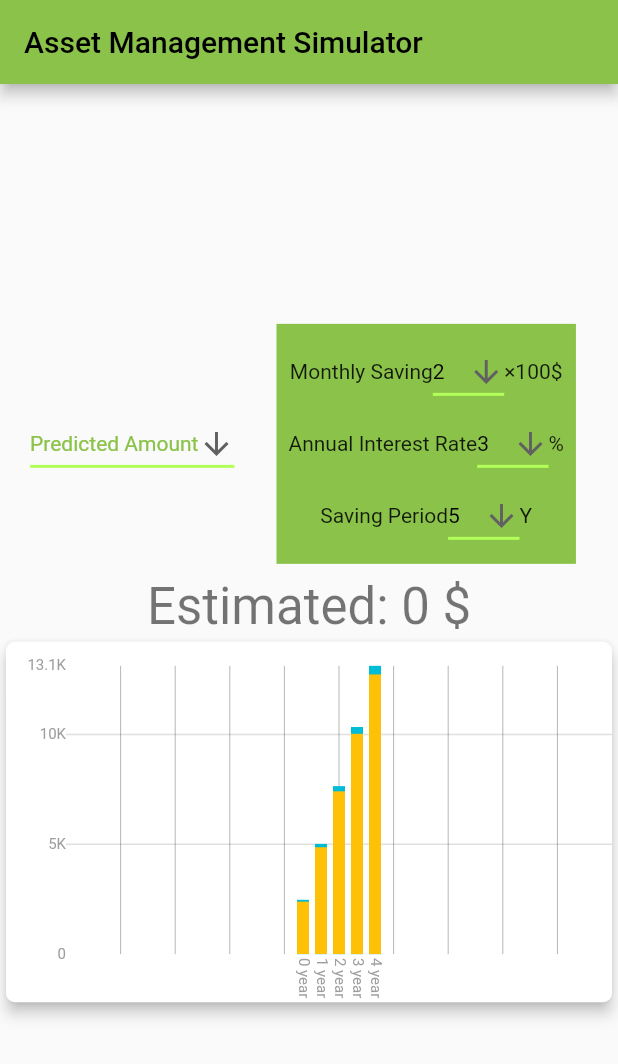
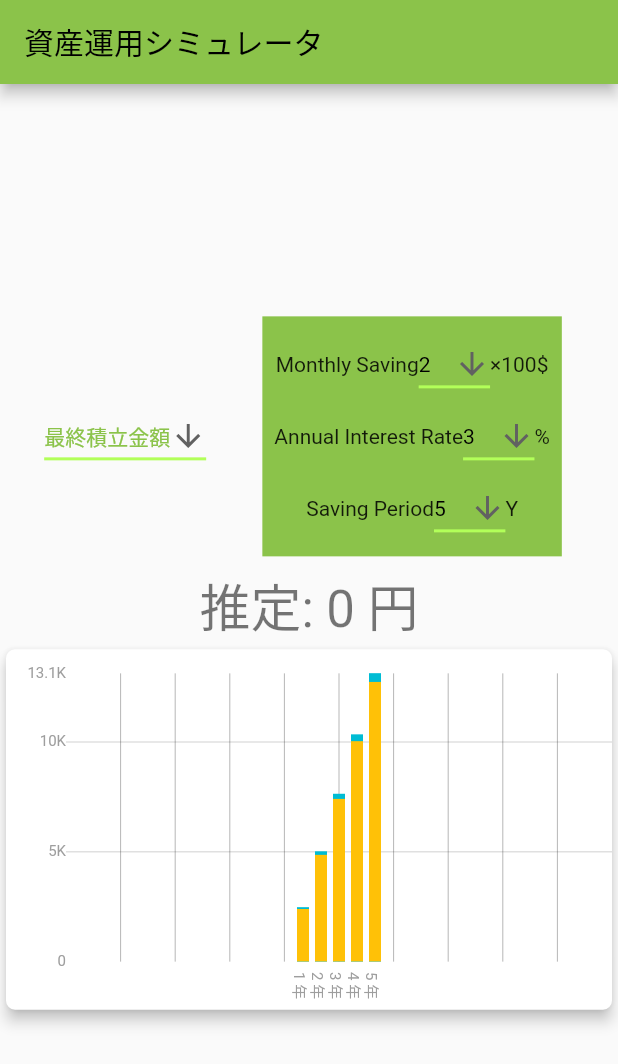
Before and after one commit to naruwo-github/asset-management-simulator, a Flutter app: the screen it shows after launch, on a phone screen of 412 x 824 dp. Shown: the top 1064 px of the screen. Run offline on Flutter 3.47's test engine with Material 2 defaults, Android fonts, the phone set to English and light mode, and no system bars; drawn by our look-alikes of fl_chart, google_mobile_ads; network calls fail.

Commit message:
Localizing into Japanese

```diff
--- a/lib/body/calculateButton/calculate_button.dart
+++ /dev/null
@@ -1,10 +0,0 @@
-import 'package:flutter/material.dart';
-
-class CalculateButton {
-  ElevatedButton getWidget(void Function() _action) {
-    return ElevatedButton(
-      onPressed: _action,
-      child: const Text('Calculate!'),
-    );
-  }
-}
--- a/lib/body/chart/chart.dart
+++ b/lib/body/chart/chart.dart
@@ -1,4 +1,5 @@
 import 'package:asset_management_simulator/body/chart/data.dart';
+import 'package:asset_management_simulator/services/string_manager.dart';
 import 'package:fl_chart/fl_chart.dart';
 import 'package:flutter/material.dart';
 
@@ -26,7 +27,7 @@ class Chart {
               axisTitleData: FlAxisTitleData(
                 leftTitle: AxisTitle(
                   showTitle: true,
-                  titleText: 'Total',
+                  titleText: StringManager().barChartLeftAxisTitle,
                   textStyle: const TextStyle(color: Colors.grey, fontSize: 15),
                 ),
               ),
@@ -39,7 +40,8 @@ class Chart {
                   rotateAngle: 90,
                   margin: 10,
                   getTitles: (double value) {
-                    return '${value.toInt()} year';
+                    // Add 1 because of zero index.
+                    return '${value.toInt() + 1} ${StringManager().barChartBottomAxisTitle}';
                   },
                 ),
                 leftTitles: SideTitles(
--- a/lib/body/my_body.dart
+++ b/lib/body/my_body.dart
@@ -1,4 +1,3 @@
-import 'package:asset_management_simulator/body/calculateButton/calculate_button.dart';
 import 'package:asset_management_simulator/body/chart/chart.dart';
 import 'package:asset_management_simulator/body/resultText/result_text.dart';
 import 'package:asset_management_simulator/body/setting/setting.dart';
--- a/lib/body/resultText/result_text.dart
+++ b/lib/body/resultText/result_text.dart
@@ -1,9 +1,10 @@
+import 'package:asset_management_simulator/services/string_manager.dart';
 import 'package:flutter/material.dart';
 
 class ResultText {
   Text getWidget(int _result, BuildContext _context) {
     return Text(
-      'Estimated: $_result \$',
+      '${StringManager().resultTextPrefix}: $_result ${StringManager().resultTextUnit}',
       style: Theme.of(_context).textTheme.headline4,
     );
   }
--- a/lib/body/setting/setting.dart
+++ b/lib/body/setting/setting.dart
@@ -1,4 +1,5 @@
 import 'package:asset_management_simulator/body/setting/setting_element_unit.dart';
+import 'package:asset_management_simulator/services/string_manager.dart';
 import 'package:flutter/cupertino.dart';
 import 'package:flutter/material.dart';
 
@@ -27,7 +28,7 @@ class Setting {
           onChanged: (Object? newValue) {
             _setDropdownValue(newValue.toString());
           },
-          items: ['Predicted Amount', 'Amount/Month', 'Needed Years']
+          items: StringManager().dropdownValues
               .map((String item) {
             return DropdownMenuItem(value: item, child: Text(item));
           }).toList(),
--- a/lib/main.dart
+++ b/lib/main.dart
@@ -1,4 +1,5 @@
 import 'package:asset_management_simulator/body/my_body.dart';
+import 'package:asset_management_simulator/services/string_manager.dart';
 import 'package:google_mobile_ads/google_mobile_ads.dart';
 import 'package:asset_management_simulator/appBar/app_bar.dart';
 import 'package:asset_management_simulator/bottomNavigationBar/bottom_navigation_bar.dart';
@@ -18,11 +19,11 @@ class MyApp extends StatelessWidget {
   @override
   Widget build(BuildContext context) {
     return MaterialApp(
-      title: 'Asset Management Simulator',
+      title: StringManager().appTitle,
       theme: ThemeData(
         primarySwatch: Colors.lightGreen,
       ),
-      home: const MyHomePage(title: 'Asset Management Simulator'),
+      home: MyHomePage(title: StringManager().appTitle),
     );
   }
 }
@@ -45,8 +46,8 @@ class _MyHomePageState extends State<MyHomePage> {
   final BannerAd _bottomBannerAd =
       AdMobService().getBannerAdByType(AdType.bottomBanner);
 
-  // State
-  String _dropdownValue = 'Predicted Amount';
+  // *** State ***
+  String _dropdownValue = StringManager().dropdownValues.first;
 
   void _setDropdownValue(String value) {
     setState(() {
@@ -85,6 +86,7 @@ class _MyHomePageState extends State<MyHomePage> {
       _calculatedResult = value;
     });
   }
+  // *** State ***
 
   @override
   void initState() {
--- /dev/null
+++ b/lib/services/string_manager.dart
@@ -0,0 +1,13 @@
+class StringManager {
+  // main
+  String appTitle = '資産運用シミュレータ';
+  List<String> dropdownValues = ['最終積立金額', '毎月積立金額', '積立期間'];
+
+  // chart
+  String barChartLeftAxisTitle = '合計金額';
+  String barChartBottomAxisTitle = '年';
+
+  // resultText
+  String resultTextPrefix = '推定';
+  String resultTextUnit = '円';
+}
```
